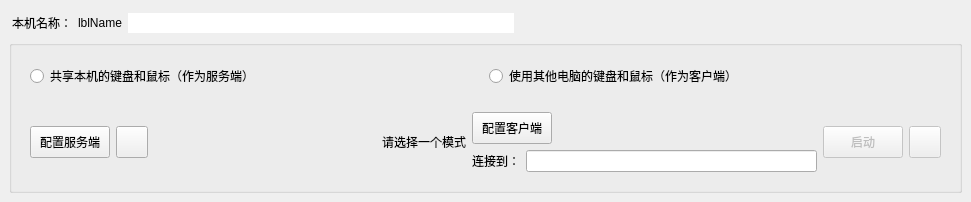
zgpbloodwolf/deskflow, file src/lib/gui/MainWindow.ui: the form before one commit.
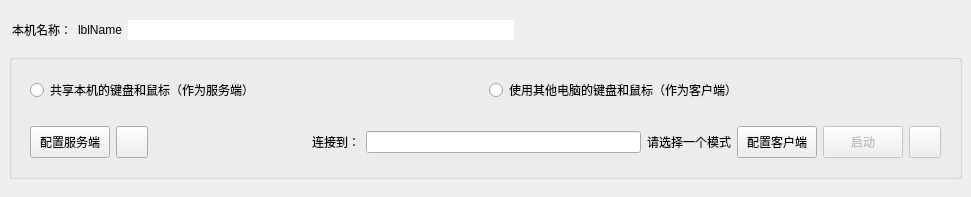
The form after the commit. Icons and pictures are not drawn.

Commit message:
refactor(gui): 调整服务器名称输入框的布局位置
将客户端连接所需的服务器名称标签和输入框从嵌套布局中移出，调整到更合理的界面布局位置，同时优化控件显示逻辑，仅在客户端模式下展示这些控件

The edit to the form file:
```diff
--- a/src/lib/gui/MainWindow.ui
+++ b/src/lib/gui/MainWindow.ui
@@ -308,6 +308,35 @@
             </layout>
            </widget>
           </item>
+          <item>
+           <widget class="QLabel" name="m_pLabelServerName">
+            <property name="sizePolicy">
+             <sizepolicy hsizetype="Preferred" vsizetype="Maximum">
+              <horstretch>0</horstretch>
+              <verstretch>0</verstretch>
+             </sizepolicy>
+            </property>
+            <property name="text">
+             <string>连接到：</string>
+            </property>
+            <property name="indent">
+             <number>0</number>
+            </property>
+           </widget>
+          </item>
+          <item>
+           <widget class="QLineEdit" name="lineHostname">
+            <property name="toolTip">
+             <string>&lt;html&gt;服务端计算机的主机名或 IP 地址。&lt;br/&gt;可用逗号分隔多个地址。&lt;/html&gt;</string>
+            </property>
+            <property name="minimumSize">
+             <size>
+              <width>200</width>
+              <height>0</height>
+             </size>
+            </property>
+           </widget>
+          </item>
           <item>
            <widget class="QLabel" name="lblNoMode">
             <property name="text">
@@ -364,51 +393,6 @@
                </property>
               </widget>
              </item>
-             <item>
-              <layout class="QHBoxLayout">
-               <property name="leftMargin">
-                <number>0</number>
-               </property>
-               <property name="topMargin">
-                <number>0</number>
-               </property>
-               <property name="rightMargin">
-                <number>0</number>
-               </property>
-               <property name="bottomMargin">
-                <number>0</number>
-               </property>
-               <item>
-                <widget class="QLabel" name="m_pLabelServerName">
-                 <property name="sizePolicy">
-                  <sizepolicy hsizetype="Preferred" vsizetype="Maximum">
-                   <horstretch>0</horstretch>
-                   <verstretch>0</verstretch>
-                  </sizepolicy>
-                 </property>
-                 <property name="text">
-                  <string>连接到：</string>
-                 </property>
-                 <property name="indent">
-                  <number>0</number>
-                 </property>
-                </widget>
-               </item>
-               <item>
-                <widget class="QLineEdit" name="lineHostname">
-                 <property name="toolTip">
-                  <string>&lt;html&gt;服务端计算机的主机名或 IP 地址。&lt;br/&gt;可用逗号分隔多个地址。&lt;/html&gt;</string>
-                 </property>
-                 <property name="minimumSize">
-                  <size>
-                   <width>200</width>
-                   <height>0</height>
-                  </size>
-                 </property>
-                </widget>
-               </item>
-              </layout>
-             </item>
             </layout>
            </widget>
           </item>
```
The commit also changes 1 other file.
